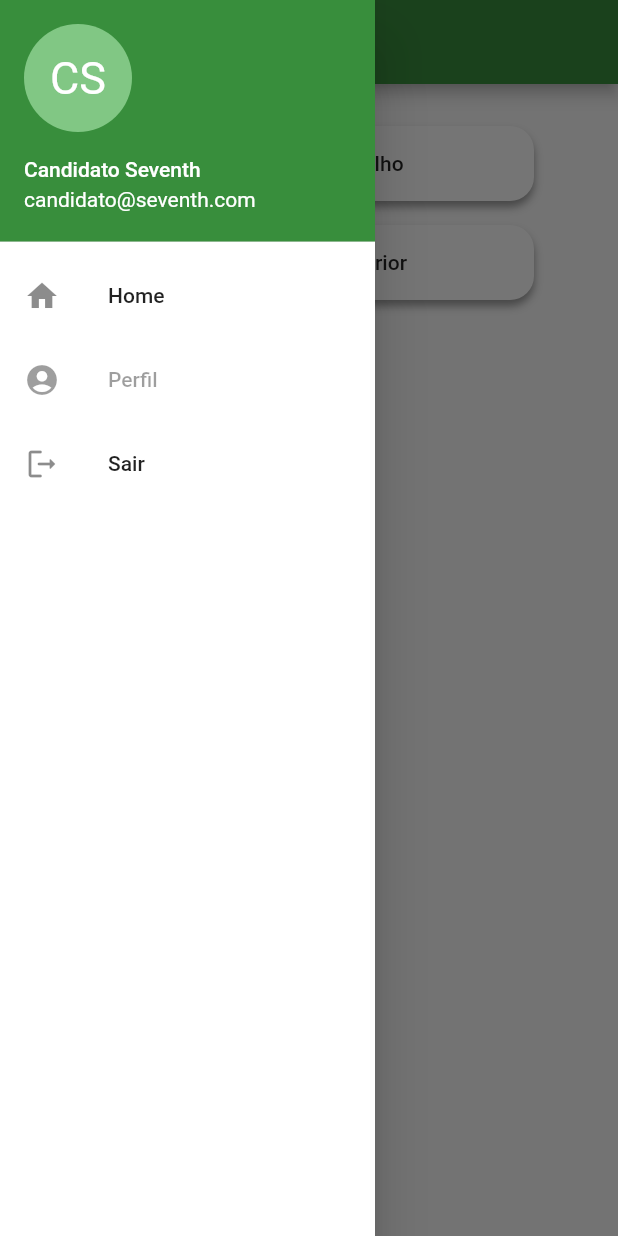
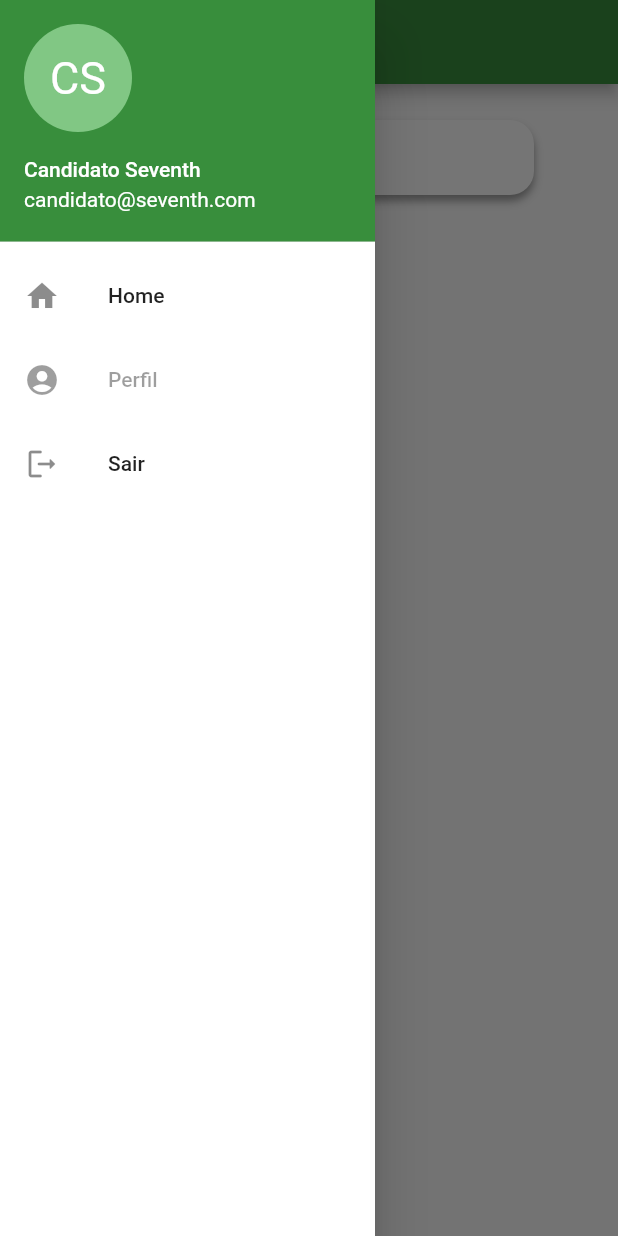
Before and after one commit to Nbosso/video-monitoramento, a Flutter app: the HomePage screen opened directly with empty values, with the side drawer open, on a phone screen of 412 x 824 dp. Run offline on Flutter 3.47's test engine with Material 2 defaults, Android fonts, the phone set to English and light mode, and no system bars; our stand-ins replace dartz, flutter_mobx, flutter_modular, flutter_speed_dial, mobx, video_player; generated files the repository leaves out were written again; network calls fail.

Commit message:
fix: fix bugs and adjusts layout

```diff
--- a/app/lib/app/modules/home/presenter/home_page.dart
+++ b/app/lib/app/modules/home/presenter/home_page.dart
@@ -1,6 +1,7 @@
 import 'package:app/app/modules/home/presenter/widgets/detail_camera.dart';
 import 'package:app/app/modules/home/presenter/widgets/list_cameras_widget.dart';
 import 'package:flutter/material.dart';
+import 'package:flutter_mobx/flutter_mobx.dart';
 import 'package:flutter_modular/flutter_modular.dart';
 
 import 'home_store.dart';
@@ -25,21 +26,23 @@ class HomePageState extends State<HomePage> {
 
   @override
   Widget build(BuildContext context) {
-    return Scaffold(
-      appBar: AppBar(
-        backgroundColor: Colors.green[700],
-      ),
-      body: Padding(
-          padding: const EdgeInsets.all(24),
-          child: PageView(
+    return Observer(
+      builder: (context) {
+        return Scaffold(
+          appBar: store.isFullScreen ? null : AppBar(
+            backgroundColor: Colors.green[700],
+          ),
+          body: PageView(
             physics: const NeverScrollableScrollPhysics(),
             controller: store.controllerPageView,
             children: const [
               ListCamerasWidget(),
               DetailCameraWidget()
             ],
-          )),
-      drawer: drawer(),
+          ),
+          drawer: drawer(),
+        );
+      }
     );
   }
 
--- a/app/lib/app/modules/home/presenter/widgets/list_cameras_widget.dart
+++ b/app/lib/app/modules/home/presenter/widgets/list_cameras_widget.dart
@@ -1,7 +1,5 @@
-import 'package:app/app/modules/home/presenter/home_store.dart';
 import 'package:app/app/modules/home/presenter/widgets/item_camera_widget.dart';
 import 'package:flutter/material.dart';
-import 'package:flutter_modular/flutter_modular.dart';
 
 class ListCamerasWidget extends StatefulWidget {
   const ListCamerasWidget({super.key});
@@ -16,14 +14,10 @@ class _ListCamerasWidgetState extends State<ListCamerasWidget> {
   @override
   Widget build(BuildContext context) {
     return Padding(
-      padding: const EdgeInsets.all(4),
+      padding: const EdgeInsets.all(24),
       child: Column(
         children: const [
-          ItemCameraWidget(cameraName: 'Câmera Coelho'),
-          SizedBox(
-            height: 16,
-          ),
-          AbsorbPointer(child: ItemCameraWidget(cameraName: 'Câmera Exterior')),
+          ItemCameraWidget(cameraName: 'Câmera 1'),
         ],
       ),
     );
```
Also changed, not shown: app/lib/app/modules/home/presenter/home_store.dart (+9 -3 lines), app/lib/app/modules/home/presenter/widgets/detail_camera.dart (+67 -53 lines), app/lib/app/modules/login/presenter/login_page.dart (+8 -2 lines), app/lib/app/modules/home/presenter/home_store.g.dart.
